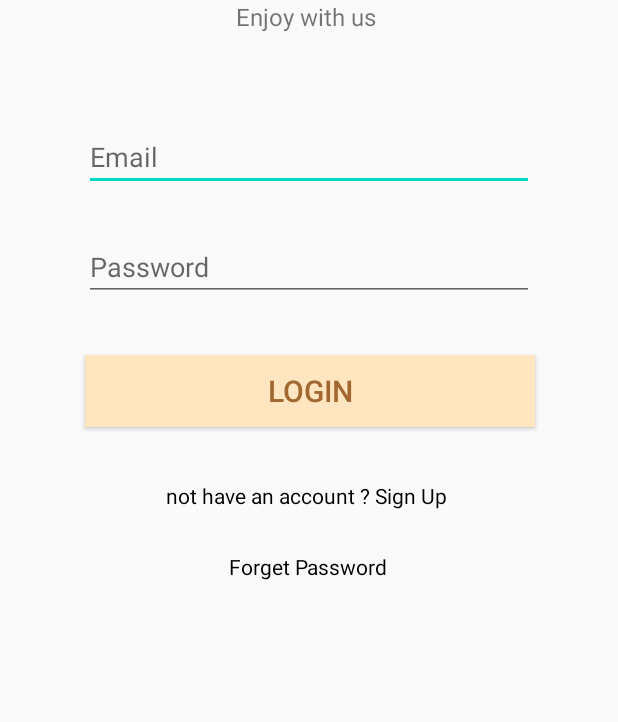
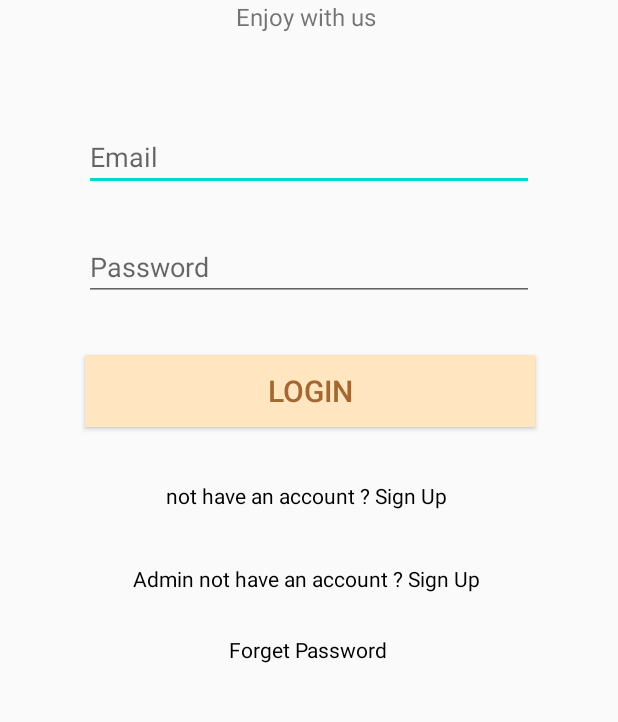
Before and after one commit to teamADJ/HappyPet, an Android app: the screen it shows after launch (LoginActivity), on a phone screen of 412 x 824 dp, the part 229-951 px from its top. Run offline under Robolectric (Android 15) with nearby library versions, the phone set to English and light mode, and no system bars; our stand-ins replace Firebase (no records; nobody signed in at launch, a user with empty details on screens opened directly); 1 statement that could not run was skipped.

Commit message:
login register

```diff
--- a/app/src/main/java/com/adj/happypet/LoginActivity.java
+++ b/app/src/main/java/com/adj/happypet/LoginActivity.java
@@ -4,9 +4,7 @@ import androidx.annotation.NonNull;
 import androidx.appcompat.app.AppCompatActivity;
 
 import android.content.Intent;
-import android.graphics.LightingColorFilter;
 import android.os.Bundle;
-import android.util.Log;
 import android.util.Patterns;
 import android.view.View;
 import android.widget.Button;
@@ -19,17 +17,16 @@ import com.google.android.gms.tasks.OnCompleteListener;
 import com.google.android.gms.tasks.Task;
 import com.google.firebase.auth.AuthResult;
 import com.google.firebase.auth.FirebaseAuth;
-import com.google.firebase.auth.FirebaseAuthUserCollisionException;
 import com.google.firebase.auth.FirebaseUser;
-
-import org.w3c.dom.Text;
 
 public class LoginActivity extends AppCompatActivity {
     private TextView register_link;
+    private TextView register_admin_link;
     private TextView forgetPass;
     private EditText edt_email_login;
     private EditText edt_pass_login;
     private Button btn_login;
+    private Button btn_login_admin;
     private ProgressBar progressBar;
 
     private FirebaseAuth mAuth;
@@ -53,6 +50,14 @@ public class LoginActivity extends AppCompatActivity {
             }
         });
 
+        register_admin_link.setOnClickListener(new View.OnClickListener() {
+            @Override
+            public void onClick(View v) {
+                Intent move = new Intent(LoginActivity.this, AdminRegisterActivity.class);
+                startActivity(move);
+            }
+        });
+
         //button login
         btn_login.setOnClickListener(new View.OnClickListener() {
             @Override
@@ -61,11 +66,13 @@ public class LoginActivity extends AppCompatActivity {
             }
         });
 
+
+
         forgetPass.setOnClickListener(new View.OnClickListener() {
             @Override
             public void onClick(View v) {
-                Intent keForget = new Intent(LoginActivity.this,ForgetPassword.class);
-                startActivity(keForget);
+                Intent move = new Intent(LoginActivity.this,ForgetPassword.class);
+                startActivity(move);
             }
         });
     }
@@ -132,7 +139,9 @@ public class LoginActivity extends AppCompatActivity {
         edt_email_login = findViewById(R.id.edt_email);
         edt_pass_login = findViewById(R.id.edt_pass);
         btn_login = findViewById(R.id.btn_login);
-        progressBar = findViewById(R.id.progressBar);
+        progressBar = findViewById(R.id.progressBar_login);
         forgetPass = findViewById(R.id.forget_pass);
+        register_admin_link = findViewById(R.id.register_admin_link);
+        btn_login_admin = findViewById(R.id.btn_admin_login);
     }
 }
--- a/app/src/main/java/com/adj/happypet/RegisterActivity.java
+++ b/app/src/main/java/com/adj/happypet/RegisterActivity.java
@@ -148,6 +148,8 @@ public class RegisterActivity extends AppCompatActivity {
                             if (task.isSuccessful()) {
                                 Toast.makeText(RegisterActivity.this, "User Register", Toast.LENGTH_SHORT).show();
                                 progressBar.setVisibility(View.GONE);
+                                Intent move = new Intent(RegisterActivity.this,LoginActivity.class);
+                                startActivity(move);
                             }else{
                                 Toast.makeText(RegisterActivity.this, "Failed to Register, Try Again!", Toast.LENGTH_SHORT).show();
                                 progressBar.setVisibility(View.GONE);
--- a/app/src/main/res/layout/activity_login.xml
+++ b/app/src/main/res/layout/activity_login.xml
@@ -80,6 +80,17 @@
         app:layout_constraintTop_toBottomOf="@+id/btn_login" />
 
     <TextView
+        android:id="@+id/register_admin_link"
+        android:layout_width="wrap_content"
+        android:layout_height="wrap_content"
+        android:layout_marginTop="36dp"
+        android:text="Admin not have an account ? Sign Up "
+        android:textColor="#000000"
+        app:layout_constraintEnd_toEndOf="parent"
+        app:layout_constraintStart_toStartOf="parent"
+        app:layout_constraintTop_toBottomOf="@+id/register_link"/>
+
+    <TextView
         android:id="@+id/forget_pass"
         android:layout_width="wrap_content"
         android:layout_height="wrap_content"
@@ -89,10 +100,10 @@
         app:layout_constraintEnd_toEndOf="parent"
         app:layout_constraintHorizontal_bias="0.498"
         app:layout_constraintStart_toStartOf="parent"
-        app:layout_constraintTop_toBottomOf="@+id/register_link" />
+        app:layout_constraintTop_toBottomOf="@+id/register_admin_link" />
 
     <ProgressBar
-        android:id="@+id/progressBar"
+        android:id="@+id/progressBar_login"
         style="@style/Widget.AppCompat.ProgressBar"
         android:layout_width="wrap_content"
         android:layout_height="wrap_content"
@@ -101,4 +112,6 @@
         app:layout_constraintEnd_toEndOf="parent"
         app:layout_constraintStart_toStartOf="parent"
         app:layout_constraintTop_toTopOf="parent" />
+
+
 </androidx.constraintlayout.widget.ConstraintLayout>
```
Also changed, not shown: app/src/main/AndroidManifest.xml (+9 -10 lines).
